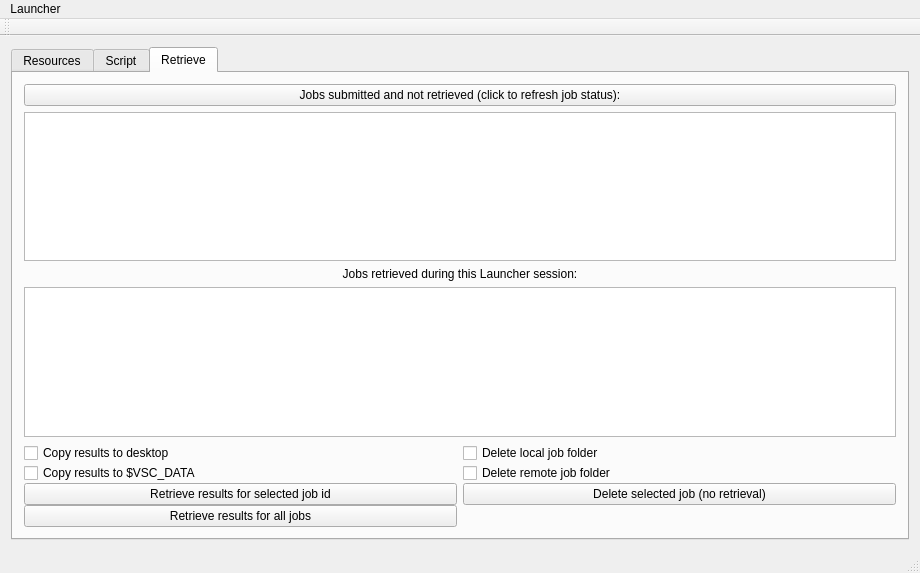
Qt form Launcher/mainwindow.ui (hpcuantwerpen/Launcher) before a commit.
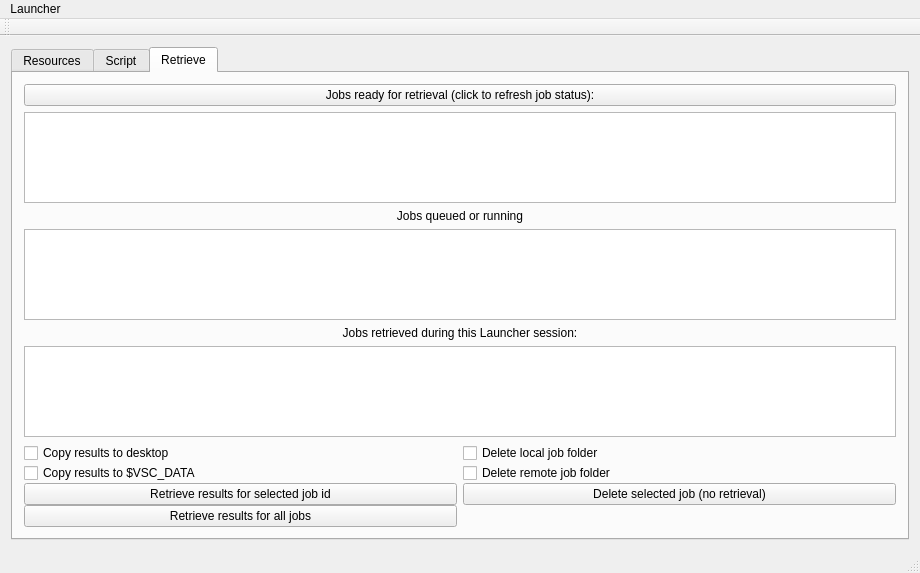
The same form after that commit. The open tabs and pages were chosen to show the change.

Patch:
```diff
--- a/Launcher/mainwindow.ui
+++ b/Launcher/mainwindow.ui
@@ -782,12 +782,15 @@
         <item>
          <widget class="QPushButton" name="wRefresh">
           <property name="text">
-           <string>Jobs submitted and not retrieved (click to refresh job status):</string>
+           <string>Jobs ready for retrieval (click to refresh job status):</string>
           </property>
          </widget>
         </item>
         <item>
-         <widget class="QTextEdit" name="wJobsSubmitted">
+         <widget class="QTextEdit" name="wFinished">
+          <property name="enabled">
+           <bool>true</bool>
+          </property>
           <property name="sizePolicy">
            <sizepolicy hsizetype="Preferred" vsizetype="Preferred">
             <horstretch>0</horstretch>
@@ -797,6 +800,33 @@
           <property name="font">
            <font>
             <family>Menlo</family>
+            <pointsize>12</pointsize>
+           </font>
+          </property>
+          <property name="toolTip">
+           <string>&lt;html&gt;&lt;head/&gt;&lt;body&gt;&lt;p&gt;Select the job that you want to retrieve by moving the cursor.&lt;/p&gt;&lt;/body&gt;&lt;/html&gt;</string>
+          </property>
+         </widget>
+        </item>
+        <item>
+         <widget class="QLabel" name="label_6">
+          <property name="text">
+           <string>Jobs queued or running</string>
+          </property>
+          <property name="alignment">
+           <set>Qt::AlignCenter</set>
+          </property>
+         </widget>
+        </item>
+        <item>
+         <widget class="QTextEdit" name="wNotFinished">
+          <property name="enabled">
+           <bool>true</bool>
+          </property>
+          <property name="font">
+           <font>
+            <family>Menlo</family>
+            <pointsize>12</pointsize>
            </font>
           </property>
          </widget>
@@ -818,7 +848,10 @@
          </widget>
         </item>
         <item>
-         <widget class="QTextEdit" name="wJobsRetrieved">
+         <widget class="QTextEdit" name="wRetrieved">
+          <property name="enabled">
+           <bool>true</bool>
+          </property>
           <property name="sizePolicy">
            <sizepolicy hsizetype="Preferred" vsizetype="Preferred">
             <horstretch>0</horstretch>
@@ -828,6 +861,7 @@
           <property name="font">
            <font>
             <family>Menlo</family>
+            <pointsize>12</pointsize>
            </font>
           </property>
          </widget>
```
Left out of the diff: 35 changed lines with no effect on the pictures.
